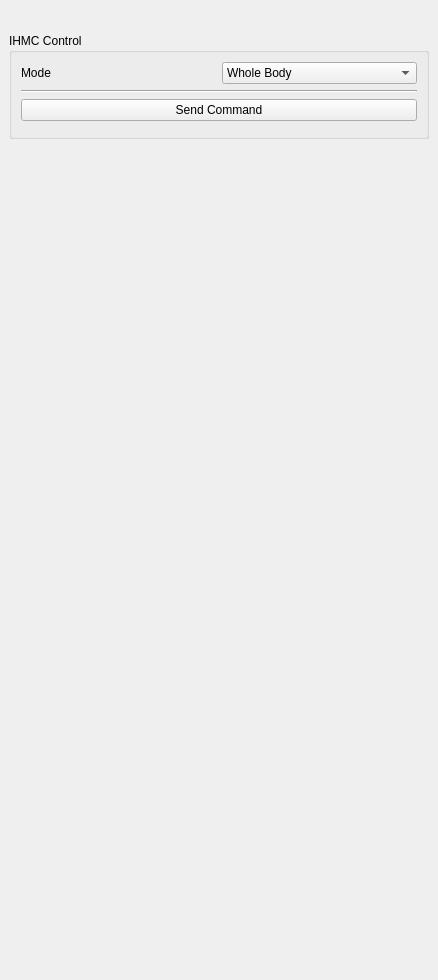
The window that software/modules/ohdirector/ui/ddValkyrieDriverPanel.ui (openhumanoids/oh-distro) describes before a commit, drawn with Qt 5.
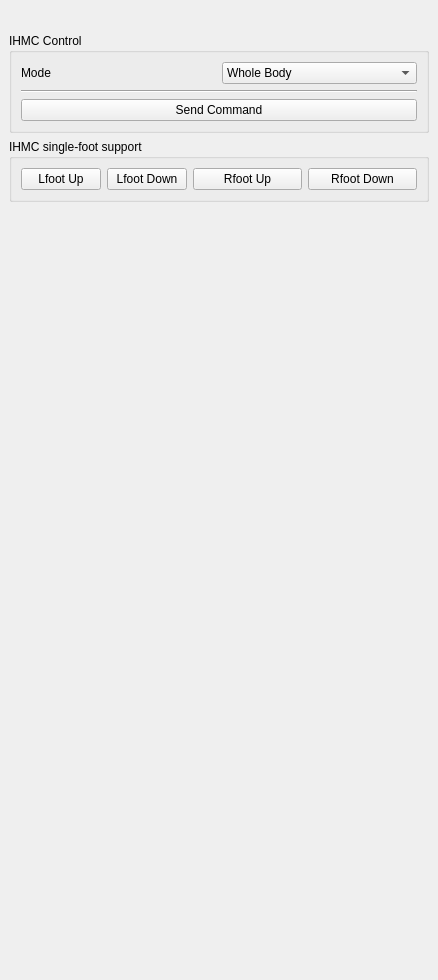
The same window after the commit.

Commit message: porting buttons over to valk panel

Patch:
```diff
--- a/software/modules/ohdirector/ui/ddValkyrieDriverPanel.ui
+++ b/software/modules/ohdirector/ui/ddValkyrieDriverPanel.ui
@@ -112,22 +112,60 @@
               </property>
              </widget>
             </item>
-            <item>
-             <layout class="QHBoxLayout" name="horizontalLayout_6">
-              <item>
-               <widget class="Line" name="line_5">
-                <property name="orientation">
-                 <enum>Qt::Vertical</enum>
-                </property>
-               </widget>
-              </item>
-             </layout>
-            </item>
            </layout>
           </item>
          </layout>
         </widget>
        </item>
+       <item>
+        <widget class="QGroupBox" name="groupBox_3">
+         <property name="title">
+          <string>IHMC single-foot support</string>
+         </property>
+         <layout class="QHBoxLayout" name="horizontalLayout_3">
+          <item>
+           <widget class="QPushButton" name="lFootUpButton">
+            <property name="sizePolicy">
+             <sizepolicy hsizetype="Maximum" vsizetype="Fixed">
+              <horstretch>0</horstretch>
+              <verstretch>0</verstretch>
+             </sizepolicy>
+            </property>
+            <property name="text">
+             <string>Lfoot Up</string>
+            </property>
+           </widget>
+          </item>
+          <item>
+           <widget class="QPushButton" name="lFootDownButton">
+            <property name="sizePolicy">
+             <sizepolicy hsizetype="Maximum" vsizetype="Fixed">
+              <horstretch>0</horstretch>
+              <verstretch>0</verstretch>
+             </sizepolicy>
+            </property>
+            <property name="text">
+             <string>Lfoot Down</string>
+            </property>
+           </widget>
+          </item>
+          <item>
+           <widget class="QPushButton" name="rFootUpButton">
+            <property name="text">
+             <string>Rfoot Up</string>
+            </property>
+           </widget>
+          </item>
+          <item>
+           <widget class="QPushButton" name="rFootDownButton">
+            <property name="text">
+             <string>Rfoot Down</string>
+            </property>
+           </widget>
+          </item>
+         </layout>
+        </widget>
+       </item>
        <item>
         <spacer name="verticalSpacer">
          <property name="orientation">
```
The commit also changes 3 other files.
